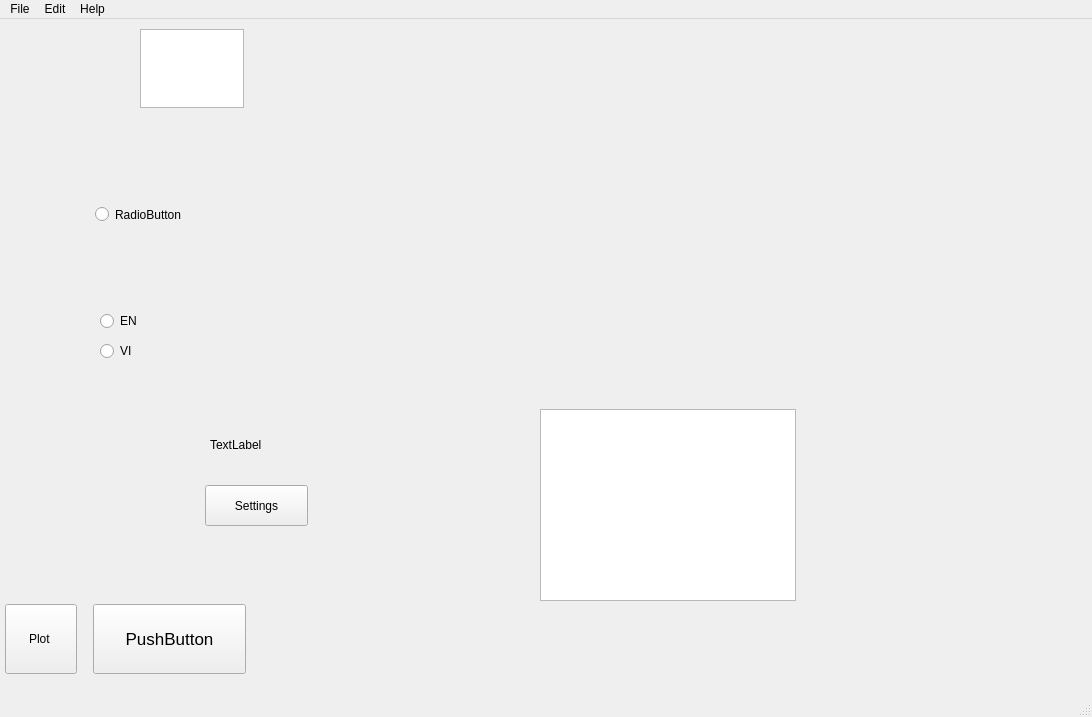
First picture: the form in gui_file.ui, repository anhnda/DemoApp, before the edit.
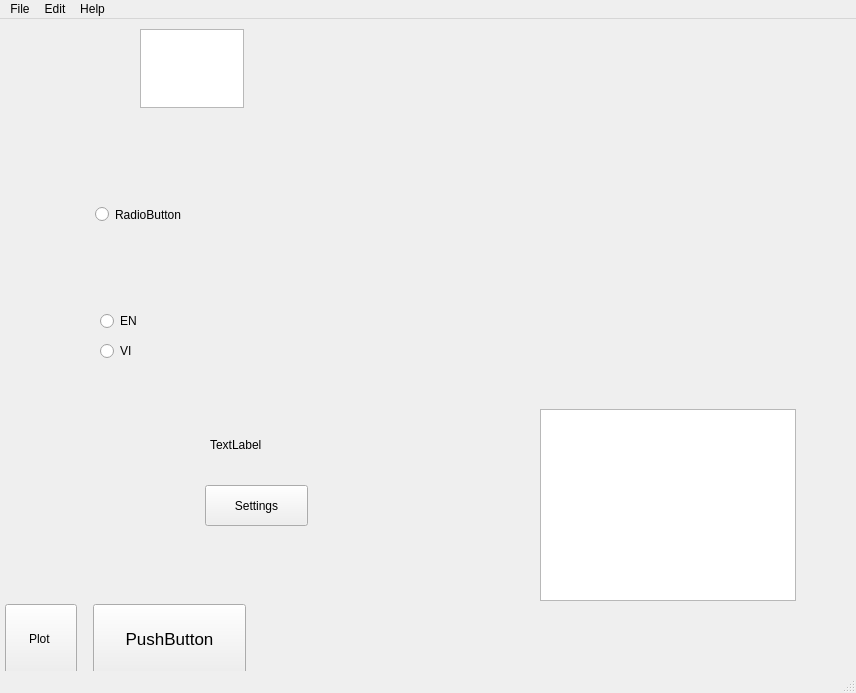
Second picture: the form after the edit.

```diff
--- a/gui_file.ui
+++ b/gui_file.ui
@@ -6,8 +6,8 @@
    <rect>
     <x>0</x>
     <y>0</y>
-    <width>1092</width>
-    <height>717</height>
+    <width>856</width>
+    <height>693</height>
    </rect>
   </property>
   <property name="windowTitle">
@@ -207,7 +207,7 @@
     <rect>
      <x>0</x>
      <y>0</y>
-     <width>1092</width>
+     <width>856</width>
      <height>37</height>
     </rect>
    </property>
```
Left out of the diff: 25 changed lines with no effect on the pictures.
